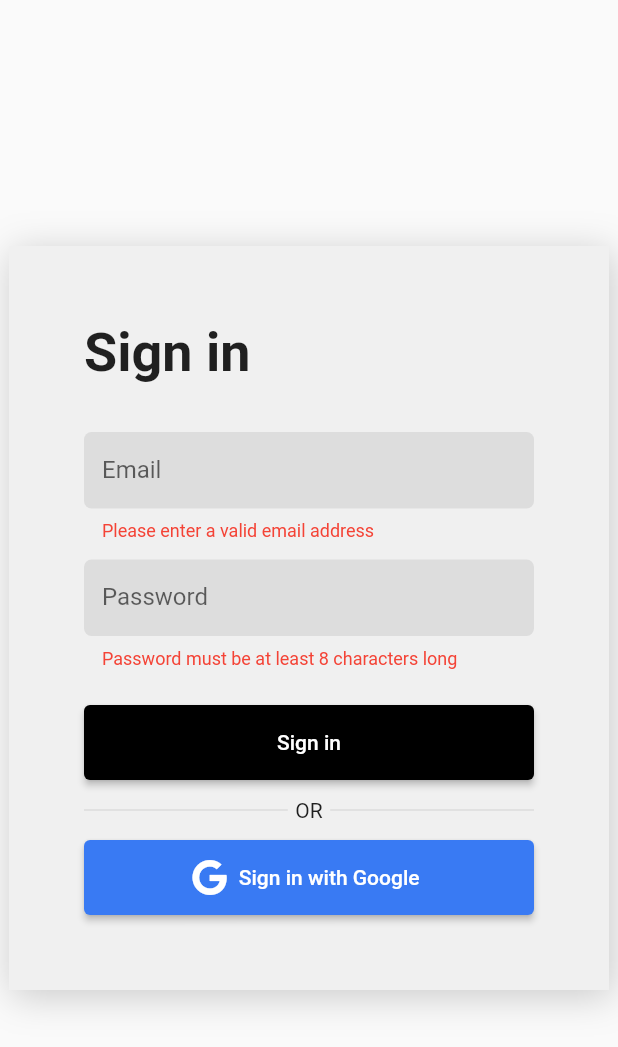
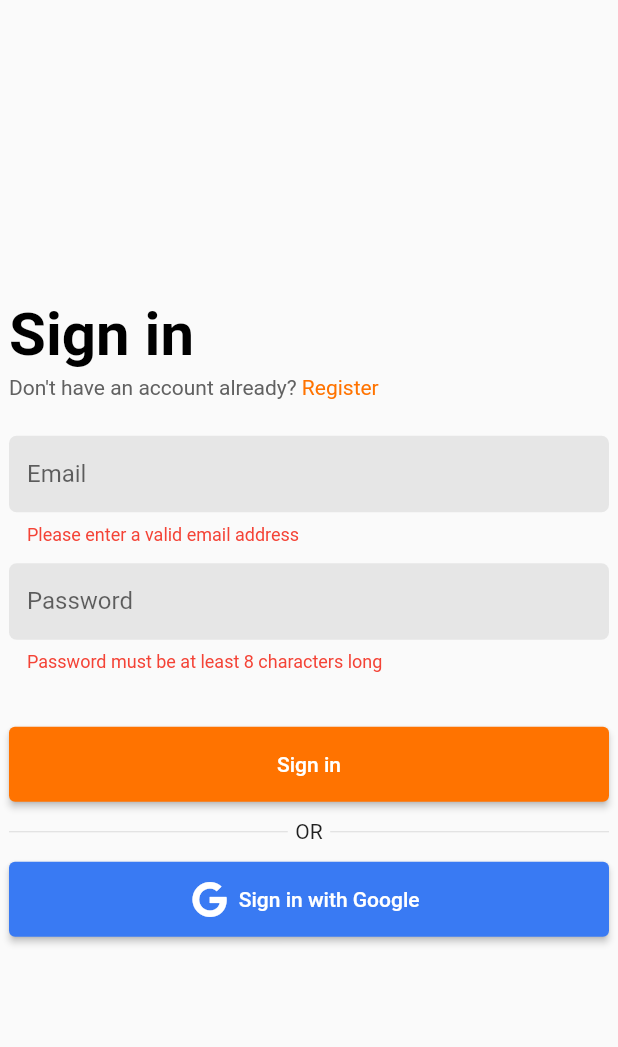
Before and after one commit to pnm122/chatapp, a Flutter app: the screen it shows after launch, after a tap on "Sign in", after a tap on "Sign in with Google", on a phone screen of 412 x 824 dp. Shown: the top 1047 px of the screen. Run offline on Flutter 3.47's test engine with Material 2 defaults, Android fonts, the light colour scheme and no system bars; our stand-ins replace badges, cloud_firestore, firebase_auth, firebase_core, font_awesome_flutter, google_sign_in and 1 more; missing offline and left inert: dart:html; accounts and stored records are empty.

Commit message:
Finished email + password login/registration

```diff
--- a/lib/main.dart
+++ b/lib/main.dart
@@ -42,7 +42,7 @@ class MyApp extends StatelessWidget {
         title: 'Chat App',
         theme: ThemeData(
           colorScheme: const ColorScheme(
-            primary: Color.fromARGB(255, 0, 0, 0),
+            primary: Color.fromARGB(255, 255, 115, 0),
             onPrimary: Colors.white,
             secondary: Colors.white,
             onSecondary: Colors.black,
--- a/lib/pages/login_page.dart
+++ b/lib/pages/login_page.dart
@@ -4,7 +4,9 @@ import 'package:chatapp/pages/chat_room.dart';
 import 'package:chatapp/service/auth_service.dart';
 import 'package:chatapp/service/database_service.dart';
 import 'package:chatapp/widgets/widgets.dart';
+import 'package:firebase_auth/firebase_auth.dart';
 import 'package:flutter/cupertino.dart';
+import 'package:flutter/gestures.dart';
 import 'package:flutter/material.dart';
 import 'package:font_awesome_flutter/font_awesome_flutter.dart';
 import 'package:provider/provider.dart';
@@ -17,6 +19,13 @@ class LoginPage extends StatefulWidget {
 }
 
 class _LoginPageState extends State<LoginPage> {
+  var isLoginForm = true;
+  final AuthService _auth = AuthService();
+
+  final _formKey = GlobalKey<FormState>();
+
+  String userEmail = "";
+  String userPass = "";
 
   @override
   Widget build(BuildContext context) {
@@ -27,54 +36,38 @@ class _LoginPageState extends State<LoginPage> {
           children: [
             Container(
               width: 400,
-              child: SignInForm()
-            ),
-          ],
-        ),
-      )
-    );
-  }
-}
-
-class SignInForm extends StatefulWidget {
-  const SignInForm({super.key});
-
-  @override
-  State<SignInForm> createState() => _SignInFormState();
-}
-
-class _SignInFormState extends State<SignInForm> {
-
-  String displayName = "";
-
-  final AuthService _auth = AuthService();
-
-  final _formKey = GlobalKey<FormState>();
-
-  @override
-  Widget build(BuildContext context) {
-    return Container(
-      padding: const EdgeInsets.all(50),
-      decoration: BoxDecoration(
-        color: Theme.of(context).colorScheme.surface,
-        boxShadow: const [
-          BoxShadow(
-            color: Color.fromARGB(50, 0, 0, 0),
-            blurRadius: 20.0,
-            offset: Offset(2, 4),
-          ),
-        ],
-      ),
-
               child: Column(
                 crossAxisAlignment: CrossAxisAlignment.start,
                 children: <Widget>[
-          const Text(
-            "Sign in",
-            style: TextStyle(fontSize: 36, fontWeight: FontWeight.w700),
+                  Text(
+                    isLoginForm ? "Sign in" : "Register",
+                    style: Theme.of(context).textTheme.headlineLarge?.copyWith(color: Theme.of(context).colorScheme.onBackground, fontWeight: FontWeight.w700),
                   ),
 
-          const SizedBox(height: 32.0),
+                  const SizedBox(height: 4),
+
+                  RichText(
+                    text: TextSpan(
+                      text: isLoginForm
+                        ? "Don't have an account already? "
+                        : "Already have an account? ",
+                      style: TextStyle(color: Colors.grey[700]),
+                      children: [
+                        TextSpan(
+                          text: isLoginForm ? "Register" : "Sign in",
+                          style: TextStyle(color: Theme.of(context).colorScheme.primary),
+                          recognizer: TapGestureRecognizer()
+                            ..onTap = () {
+                              setState(() {
+                                isLoginForm = !isLoginForm;
+                              });
+                            }
+                        ),
+                      ]
+                    ),
+                  ),
+
+                  const SizedBox(height: 24.0),
 
                   Form(
                     key: _formKey,
@@ -82,6 +75,7 @@ class _SignInFormState extends State<SignInForm> {
                       children: <Widget>[
                         // E-mail field
                         TextFormField(
+                          onSaved: (value) { userEmail = value!; },
                           validator: (value) {
                             if(value == null ||
                             !RegExp(r"^[a-zA-Z0-9.a-zA-Z0-9.!#$%&'*+-/=?^_`{|}~]+@[a-zA-Z0-9]+\.[a-zA-Z]+")
@@ -104,6 +98,7 @@ class _SignInFormState extends State<SignInForm> {
                         const SizedBox(height:12.0),
                         // Password field
                         TextFormField(
+                          onSaved: (value) { userPass = value!; },
                           validator: (value) {
                             if(value == null || value.length < 8) {
                               return "Password must be at least 8 characters long";
@@ -122,18 +117,63 @@ class _SignInFormState extends State<SignInForm> {
                           ),
                         ),
 
+                        const SizedBox(height:12.0),
+
+                        isLoginForm ? Container() : TextFormField(
+                          validator: (value) {
+                            if(value == null || value != userPass) {
+                              return "Passwords must match";
+                            }
+                          },
+                          obscureText: true,
+                          decoration: const InputDecoration(
+                            labelText: "Confirm password",
+                            border: UnderlineInputBorder(
+                              borderSide: BorderSide.none,
+                              borderRadius: BorderRadius.all(Radius.circular(5)),
+                            ),
+                            filled: true,
+                            fillColor: Consts.inputBackgroundColor,
+                            contentPadding: Consts.inputPadding,
+                          ),
+                        ),
+
                         const SizedBox(height:24.0),
 
                         ElevatedButton(
                           style: ElevatedButton.styleFrom(
                             minimumSize: const Size.fromHeight(50),
                           ),
-                  onPressed: (){
+                          onPressed: () async {
+                            _formKey.currentState!.save();
                             if(_formKey.currentState!.validate()) {
-                      // Sign in via email and password
+                              var error;
+
+                              isLoginForm ? await _auth.signInWithEmailAndPass(userEmail, userPass).then((result) {
+                                error = result;
+                              }) : await _auth.createAccountWithEmailAndPass(userEmail, userPass).then((result) {
+                                error = result;
+                              });
+
+                              if(error != null) {
+                                showModalBottomSheet(
+                                  context: context,
+                                  builder: ((context) {
+                                    return Container(
+                                      padding: const EdgeInsets.all(12.0),
+                                      color: Theme.of(context).colorScheme.error,
+                                      child: Text(
+                                        error,
+                                        style: Theme.of(context).textTheme.bodyMedium?.copyWith(color: Theme.of(context).colorScheme.onError),
+                                        textAlign: TextAlign.center,
+                                      ),
+                                    );
+                                  }),
+                                );
+                              }
                             }
                           },
-                  child: const Text("Sign in"),
+                          child: Text(isLoginForm ? "Sign in" : "Register"),
                         ),
                       ],
                     ),
@@ -165,11 +205,15 @@ class _SignInFormState extends State<SignInForm> {
                     ),
 
                     icon: const FaIcon(FontAwesomeIcons.google),
-            label: const Text("Sign in with Google"),
+                    label: Text(isLoginForm ? "Sign in with Google" : "Register with Google"),
 
                   ),
                 ],
+              )
             ),
+          ],
+        ),
+      )
     );
   }
 }
--- a/lib/pages/main_wrapper.dart
+++ b/lib/pages/main_wrapper.dart
@@ -17,7 +17,7 @@ class MainWrapper extends StatelessWidget {
             return const Center(child: CircularProgressIndicator());
           } else if(snapshot.hasData) {
             return const ChatRoom();
-          } else if(snapshot.hasData) {
+          } else if(snapshot.hasError) {
             return const Center(child: Text("Something went wrong!"));
           } else {
             return const LoginPage();
--- a/lib/service/auth_service.dart
+++ b/lib/service/auth_service.dart
@@ -8,19 +8,45 @@ class AuthService with ChangeNotifier {
   final FirebaseAuth _firebaseAuth = FirebaseAuth.instance;
   //_firebaseAuth.currentUser.updateDisplayName(displayName)
 
-  GoogleSignInAccount? _user;
+  UserCredential? _user;
 
-  GoogleSignInAccount get user => _user!;
+  UserCredential get user => _user!;
+
+  Future createAccountWithEmailAndPass(String email, String pass) async {
+    try {
+      await _firebaseAuth.createUserWithEmailAndPassword(
+        email: email,
+        password: pass
+      ).then((credential) {
+        _user = credential;
+        return null;
+      },);
+    } on FirebaseAuthException catch(e) {
+      return e.code;
+    }
+  }
+
+  Future signInWithEmailAndPass(String email, String pass) async {
+    try {
+      await _firebaseAuth.signInWithEmailAndPassword(
+        email: email,
+        password: pass
+      ).then((credential) {
+        _user = credential;
+        return null;
+      },);
+    } on FirebaseAuthException catch(e) {
+      return e.code;
+    }
+  }
 
   Future signInWithGoogle() async {
     final account = await GoogleSignIn().signIn();
     if(account == null) return null;
 
-    _user = account;
-
     final auth = await account.authentication;
     try {
-      final user = await _firebaseAuth.signInWithCredential(
+      _user = await _firebaseAuth.signInWithCredential(
         GoogleAuthProvider.credential(
           idToken: auth.idToken,
           accessToken: auth.accessToken
@@ -28,7 +54,7 @@ class AuthService with ChangeNotifier {
       );
 
       print("${user.additionalUserInfo?.username} : ${user.additionalUserInfo?.isNewUser}");
-      return user;
+      return _user;
     } on FirebaseAuthException catch(e) {
       //print(e.message);
       return null;
--- a/lib/todo.dart
+++ b/lib/todo.dart
@@ -1,6 +1,8 @@
 class Todo {
   // 2.0.0:
-  //   TODO: Google authentication
+  //   DONE: Google authentication
+  //   DONE: Register page
+  //   DONE: Sign in with email and password
   //   TODO: Create groups with password
   //   TODO: Show the list of groups you're in and be able to select between them
   //   TODO: Pass in snapshot data to chatroom from wrapper
```
Lines whose indentation alone changed are shown as unchanged.
